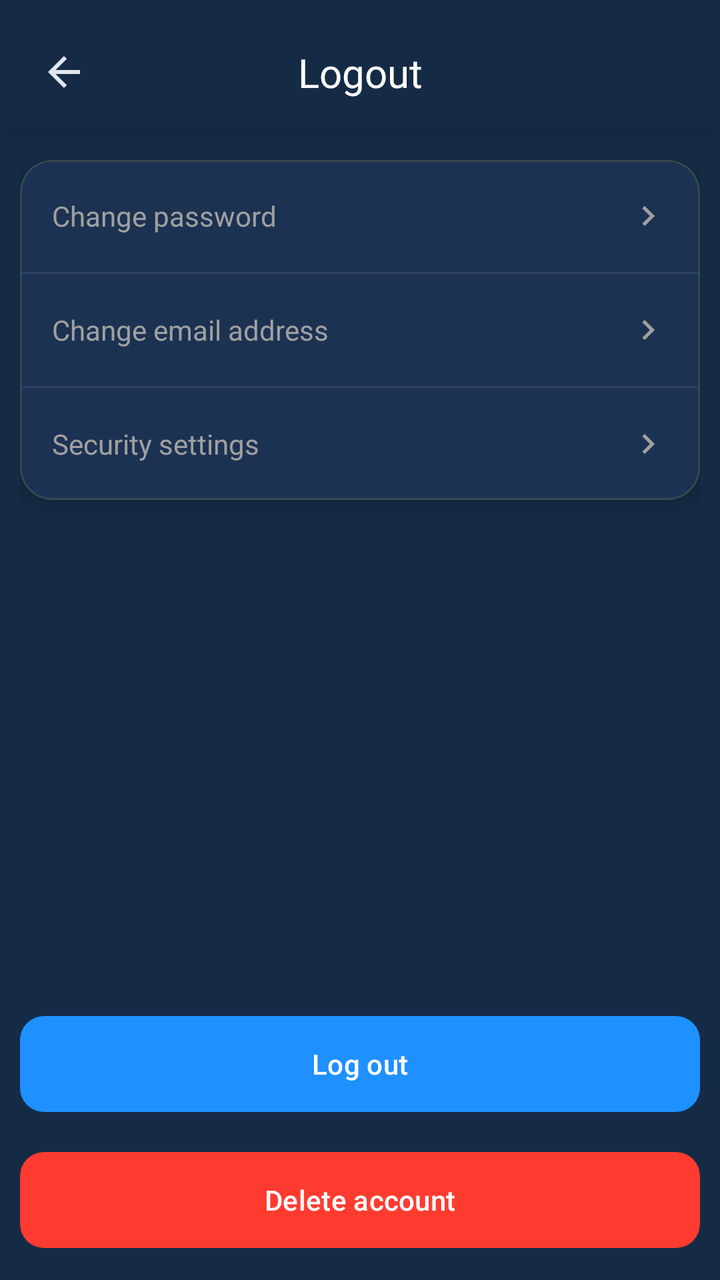
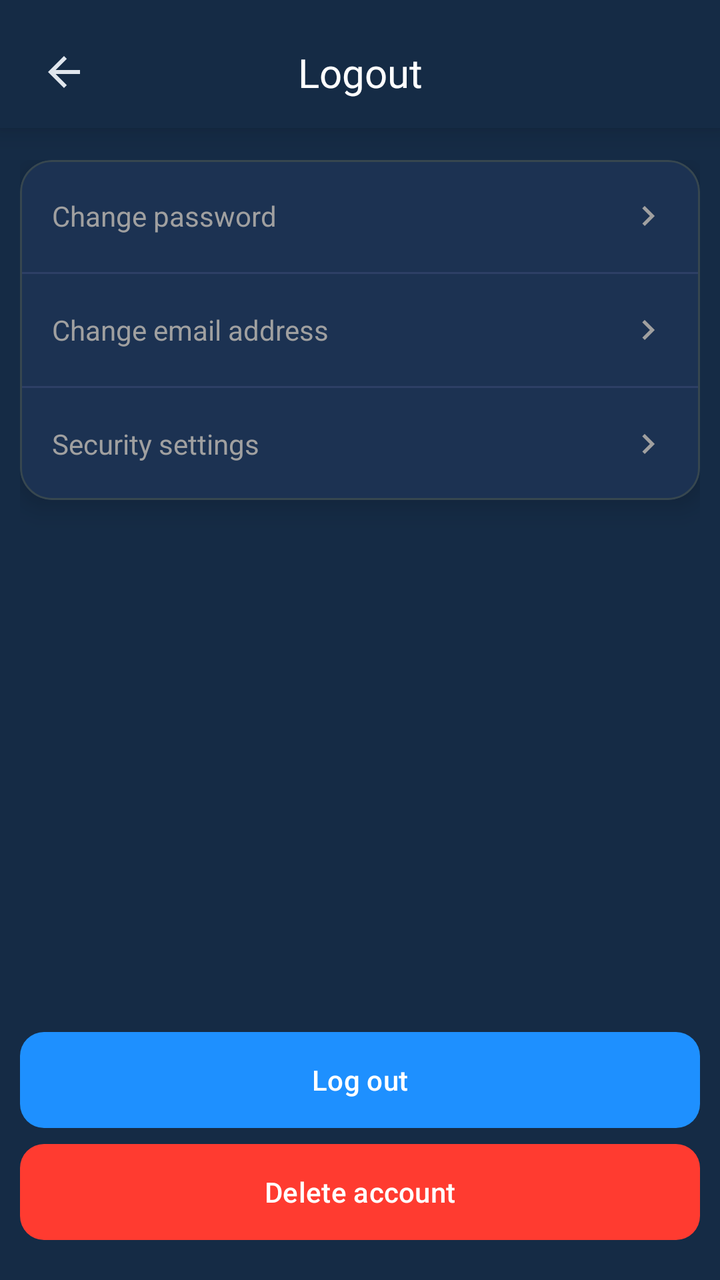

An Android layout rendered at two revisions. The XML below is the earlier revision; the diff shows what the commit changed to produce the second picture.
<!-- AndroidManifest.xml: application theme AppTheme -->
<!-- res/layout/fragment_logout.xml -->
<?xml version="1.0" encoding="utf-8"?>
<androidx.constraintlayout.widget.ConstraintLayout 
    xmlns:android="http://schemas.android.com/apk/res/android"
    xmlns:app="http://schemas.android.com/apk/res-auto"
    xmlns:tools="http://schemas.android.com/tools"
    android:layout_width="match_parent"
    android:layout_height="match_parent"
    android:background="@color/background_color"
    tools:context=".ui.tabs.settings.logout.LogoutFragment">

  
<androidx.constraintlayout.widget.ConstraintLayout
    android:id="@+id/headerContainer"
    android:layout_width="0dp"
    android:layout_height="wrap_content"
    android:paddingHorizontal="16dp"
    android:paddingTop="20dp"
    android:paddingBottom="12dp"
    android:background="@color/background_color"
    android:elevation="8dp"
    app:layout_constraintTop_toTopOf="parent"
    app:layout_constraintStart_toStartOf="parent"
    app:layout_constraintEnd_toEndOf="parent">

    <ImageView
        android:id="@+id/btnBack"
        android:layout_width="32dp"
        android:layout_height="32dp"
        android:src="@drawable/ic_back"
        android:scaleType="center"
        app:tint="?attr/colorOnSurface"
        android:clickable="true"
        android:focusable="true"
        android:contentDescription="@string/logout_back_button_desc"
        app:layout_constraintStart_toStartOf="parent"
        app:layout_constraintTop_toTopOf="parent"
        app:layout_constraintBottom_toBottomOf="parent" />

    <TextView
        android:id="@+id/tvTitle"
        style="@style/TextAppearance.Aqua.EditProfileTitle"
        android:layout_width="wrap_content"
        android:layout_height="wrap_content"
        android:text="@string/logout_title"
        android:importantForAccessibility="yes"
        app:layout_constraintStart_toStartOf="parent"
        app:layout_constraintEnd_toEndOf="parent"
        app:layout_constraintTop_toTopOf="@id/btnBack"
        app:layout_constraintBottom_toBottomOf="@id/btnBack" />
</androidx.constraintlayout.widget.ConstraintLayout>

    
    <ScrollView
        android:id="@+id/scrollContent"
        android:layout_width="0dp"
        android:layout_height="0dp"
        android:fillViewport="true"
        android:clipToPadding="false"
        app:layout_constraintTop_toBottomOf="@id/headerContainer"
        app:layout_constraintBottom_toTopOf="@+id/bottomActions"
        app:layout_constraintStart_toStartOf="parent"
        app:layout_constraintEnd_toEndOf="parent">

        <LinearLayout
            android:id="@+id/contentRoot"
            android:layout_width="match_parent"
            android:layout_height="wrap_content"
            android:orientation="vertical"
            android:paddingTop="16dp"
            android:paddingBottom="16dp"
            android:paddingStart="10dp"
            android:paddingEnd="10dp">

            
            <com.google.android.material.card.MaterialCardView
                android:id="@+id/cardAccountActions"
                android:layout_width="match_parent"
                android:layout_height="wrap_content"
                style="@style/Widget.Aqua.CardStyles">

                <LinearLayout
                    android:layout_width="match_parent"
                    android:layout_height="wrap_content"
                    android:orientation="vertical">

                    
                    <LinearLayout
                        android:id="@+id/rowChangePassword"
                        android:layout_width="match_parent"
                        android:layout_height="56dp"
                        android:paddingHorizontal="16dp"
                        android:gravity="center_vertical"
                        android:clickable="true"
                        android:focusable="true"
                        android:background="?android:attr/selectableItemBackground"
                        android:contentDescription="@string/account_settings_change_password_desc">

                        <TextView
                            android:layout_width="0dp"
                            android:layout_height="wrap_content"
                            android:layout_weight="1"
                            android:text="@string/account_settings_change_password"
                            android:textColor="@color/settings_text_secondary"
                            android:textSize="14sp"/>

                        <ImageView
                            android:layout_width="20dp"
                            android:layout_height="20dp"
                            android:src="@drawable/ic_arrow_right"
                            app:tint="@color/settings_text_secondary"
                            android:contentDescription="@string/settings_arrow_desc"/>
                    </LinearLayout>

                    <View
                        android:layout_width="match_parent"
                        android:layout_height="1dp"
                        android:background="@color/settings_divider"/>

                    
                    <LinearLayout
                        android:id="@+id/rowChangeEmail"
                        android:layout_width="match_parent"
                        android:layout_height="56dp"
                        android:paddingHorizontal="16dp"
                        android:gravity="center_vertical"
                        android:clickable="true"
                        android:focusable="true"
                        android:background="?android:attr/selectableItemBackground"
                        android:contentDescription="@string/account_settings_change_email_desc">

                        <TextView
                            android:layout_width="0dp"
                            android:layout_height="wrap_content"
                            android:layout_weight="1"
                            android:text="@string/account_settings_change_email"
                            android:textColor="@color/settings_text_secondary"
                            android:textSize="14sp"/>

                        <ImageView
                            android:layout_width="20dp"
                            android:layout_height="20dp"
                            android:src="@drawable/ic_arrow_right"
                            app:tint="@color/settings_text_secondary"
                            android:contentDescription="@string/settings_arrow_desc"/>
                    </LinearLayout>

                    <View
                        android:layout_width="match_parent"
                        android:layout_height="1dp"
                        android:background="@color/settings_divider"/>

                    
                    <LinearLayout
                        android:id="@+id/rowSecuritySettings"
                        android:layout_width="match_parent"
                        android:layout_height="56dp"
                        android:paddingHorizontal="16dp"
                        android:gravity="center_vertical"
                        android:clickable="true"
                        android:focusable="true"
                        android:background="?android:attr/selectableItemBackground"
                        android:contentDescription="@string/account_settings_security_settings_desc">

                        <TextView
                            android:layout_width="0dp"
                            android:layout_height="wrap_content"
                            android:layout_weight="1"
                            android:text="@string/account_settings_security_settings"
                            android:textColor="@color/settings_text_secondary"
                            android:textSize="14sp"/>

                        <ImageView
                            android:layout_width="20dp"
                            android:layout_height="20dp"
                            android:src="@drawable/ic_arrow_right"
                            app:tint="@color/settings_text_secondary"
                            android:contentDescription="@string/settings_arrow_desc"/>
                    </LinearLayout>

                </LinearLayout>
            </com.google.android.material.card.MaterialCardView>

        </LinearLayout>
    </ScrollView>

    
    <LinearLayout
        android:id="@+id/bottomActions"
        android:layout_width="0dp"
        android:layout_height="wrap_content"
        android:orientation="vertical"
        android:paddingStart="10dp"
        android:paddingEnd="10dp"
        android:paddingBottom="16dp"
        app:layout_constraintBottom_toBottomOf="parent"
        app:layout_constraintStart_toStartOf="parent"
        app:layout_constraintEnd_toEndOf="parent">

        
        <com.google.android.material.button.MaterialButton
            android:id="@+id/btnLogout"
            style="@style/Widget.Aqua.PrimaryButton"
            android:layout_width="match_parent"
            android:layout_height="wrap_content"
            android:text="@string/account_settings_logout"
            android:contentDescription="@string/account_settings_logout_desc" />

        
        <com.google.android.material.button.MaterialButton
            android:id="@+id/btnDeleteAccount"
            style="@style/Widget.Aqua.DangerButton"
            android:layout_width="match_parent"
            android:layout_height="wrap_content"
            android:layout_marginTop="20dp"
            android:text="@string/account_settings_delete_account"
            android:contentDescription="@string/account_settings_delete_account_desc" />
    </LinearLayout>

</androidx.constraintlayout.widget.ConstraintLayout>
<!-- resources referenced by this layout -->
<resources>
  <color name="background_color">#152B45</color>
  <color name="settings_divider">#2D3F66</color>
  <color name="settings_text_secondary">#A0A0A0</color>
  <!-- drawable ic_arrow_right (drawable) -->
  <vector xmlns:android="http://schemas.android.com/apk/res/android"
      android:width="24dp"
      android:height="24dp"
      android:viewportWidth="24"
      android:viewportHeight="24">
  
      <path
          android:fillColor="#A0A0A0"
          android:pathData="M8.59,16.59L13.17,12L8.59,7.41L10,6L16,12L10,18L8.59,16.59Z"/>
  </vector>
  <!-- drawable ic_back (drawable) -->
  <?xml version="1.0" encoding="utf-8"?>
  <vector xmlns:android="http://schemas.android.com/apk/res/android"
      android:width="24dp"
      android:height="24dp"
      android:viewportWidth="24"
      android:viewportHeight="24">
  
      <path
          android:fillColor="@android:color/white"
          android:pathData="M20,11H7.83L13.42,5.41L12,4l-8,8 8,8 1.41,-1.41L7.83,13H20v-2z" />
  </vector>
  <string name="account_settings_change_email">Change email address</string>
  <string name="account_settings_change_email_desc">
          Open screen to change your email address
      </string>
  <string name="account_settings_change_password">Change password</string>
  <string name="account_settings_change_password_desc">
          Open screen to change your account password
      </string>
  <string name="account_settings_delete_account">Delete account</string>
  <string name="account_settings_delete_account_desc">
          Permanently delete your account and all related data
      </string>
  <string name="account_settings_logout">Log out</string>
  <string name="account_settings_logout_desc">
          Sign out of your AquaLight account
      </string>
  <string name="account_settings_security_settings">Security settings</string>
  <string name="account_settings_security_settings_desc">
          Manage security options for your account
      </string>
  <string name="logout_back_button_desc">Go back from logout screen</string>
  <string name="logout_title">Logout</string>
  <string name="settings_arrow_desc">Go to details</string>
  <style name="TextAppearance.Aqua.EditProfileTitle" parent="TextAppearance.Material3.TitleLarge">
      <item name="fontFamily">@font/inter_semibold</item>
      <item name="android:fontFamily">@font/inter_semibold</item>
      <item name="android:textColor">@android:color/white</item>
      <item name="android:textSize">20sp</item>
  </style>
  <style name="Widget.Aqua.CardStyles" parent="Widget.MaterialComponents.CardView">
      <item name="cardBackgroundColor">@color/settings_card_background</item>
      <item name="cardCornerRadius">16dp</item>
      <item name="cardElevation">8dp</item>
      <item name="cardUseCompatPadding">false</item>
  </style>
  <style name="Widget.Aqua.DangerButton" parent="@style/Widget.Aqua.PrimaryButton">
      <item name="backgroundTint">@color/aqua_button_red</item>
  </style>
  <color name="settings_card_background">#1C3252</color>
  <color name="aqua_button_red">#FF3B30</color>
  <color name="aqua_button_blue">#1E90FF</color>
  <color name="md_theme_light_primary">#2196F3</color>
  <color name="md_theme_light_onPrimary">#FFFFFF</color>
  <color name="md_theme_light_secondary">#4A6363</color>
  <color name="md_theme_light_onSecondary">#FFFFFF</color>
  <color name="md_theme_light_background">#152B45</color>
  <color name="md_theme_light_surface">#152B45</color>
  <color name="md_theme_light_onSurface">#E0E6ED</color>
  <color name="md_theme_light_surfaceVariant">#233042</color>
  <color name="md_theme_light_onSurfaceVariant">#5C6B75</color>
  <color name="md_theme_light_outline">#455A64</color>
  <color name="md_theme_light_outlineVariant">#37474F</color>
  <color name="md_theme_light_error">#D32F2F</color>
  <color name="md_theme_light_onError">#FFFFFF</color>
  <!-- unchanged entries left out for length: 2 -->
</resources>

<!-- the commit's change to res/layout/fragment_logout.xml (unified diff, before → after) -->
@@ -191,7 +191,7 @@
         android:orientation="vertical"
         android:paddingStart="10dp"
         android:paddingEnd="10dp"
-        android:paddingBottom="16dp"
+        android:paddingBottom="20dp"
         app:layout_constraintBottom_toBottomOf="parent"
         app:layout_constraintStart_toStartOf="parent"
         app:layout_constraintEnd_toEndOf="parent">
@@ -211,7 +211,7 @@
             style="@style/Widget.Aqua.DangerButton"
             android:layout_width="match_parent"
             android:layout_height="wrap_content"
-            android:layout_marginTop="20dp"
+            android:layout_marginTop="8dp"
             android:text="@string/account_settings_delete_account"
             android:contentDescription="@string/account_settings_delete_account_desc" />
     </LinearLayout>
